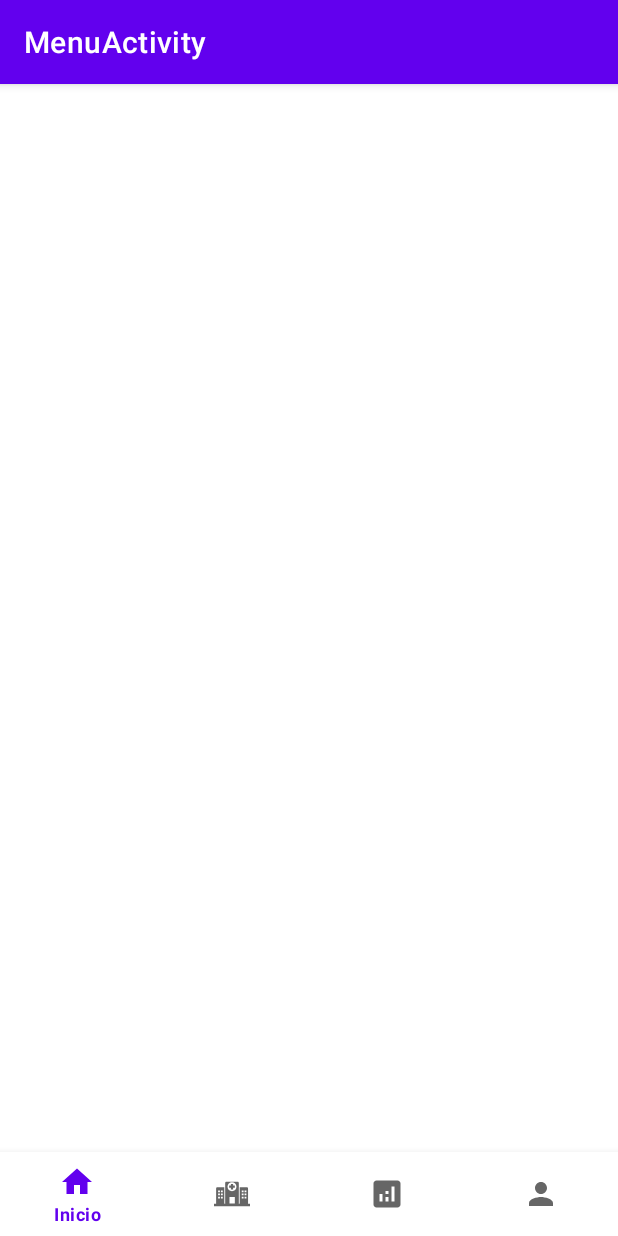
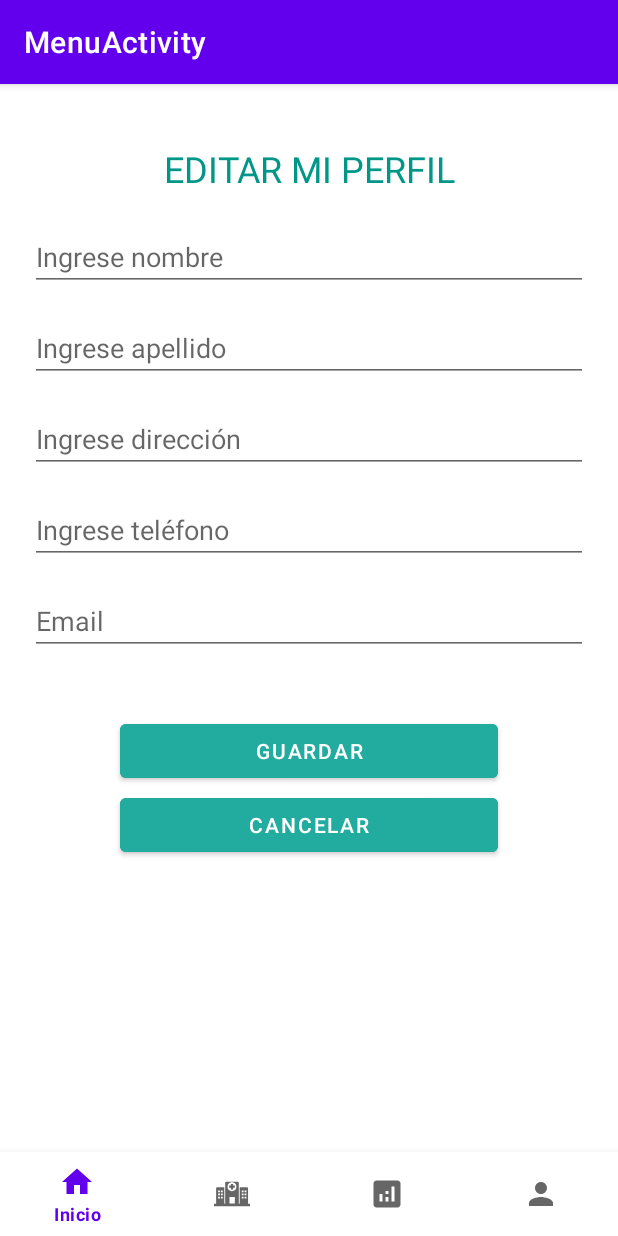
Before and after one commit to ValeriaCalderon123/HospitalityProjectIDNP, an Android app: the ProfileFragment screen opened through its navigation route, on a phone screen of 412 x 824 dp. Run offline under Robolectric (Android 15) with nearby library versions, the phone set to English and light mode, and no system bars; our stand-ins replace navigation-ui.

Commit message:
changes profile

```diff
--- /dev/null
+++ b/app/src/main/java/com/example/hospitalityproject/model/User.kt
@@ -0,0 +1,4 @@
+package com.example.hospitalityproject.model
+
+class User {
+}
--- a/app/src/main/res/layout/activity_register.xml
+++ b/app/src/main/res/layout/activity_register.xml
@@ -15,7 +15,7 @@
             android:id="@+id/textTitleRegister"
             android:layout_width="match_parent"
             android:layout_height="wrap_content"
-            android:layout_marginTop="40dp"
+            android:layout_marginTop="20dp"
             android:ems="10"
             android:hint="Ingrese nombre"
             android:inputType="textPersonName"
@@ -31,7 +31,7 @@
             android:layout_height="wrap_content"
             android:ems="10"
             android:hint="Ingrese nombre"
-            android:layout_marginTop="40dp"
+            android:layout_marginTop="20dp"
             android:inputType="textPersonName" />
         <EditText
             android:id="@+id/textLastNameRegister"
@@ -89,7 +89,7 @@
             android:id="@+id/buttonCancel"
             android:layout_width="match_parent"
             android:layout_height="wrap_content"
-            android:layout_marginTop="10dp"
+            android:layout_marginTop="1dp"
             android:layout_marginRight="60dp"
             android:layout_marginLeft="60dp"
             android:backgroundTint="@color/main_theme"
--- a/app/src/main/res/layout/fragment_profile.xml
+++ b/app/src/main/res/layout/fragment_profile.xml
@@ -5,18 +5,85 @@
     android:layout_width="match_parent"
     android:layout_height="match_parent"
     tools:context=".views.ui.profile.ProfileFragment">
+    <LinearLayout
+        android:layout_width="match_parent"
+        android:layout_height="match_parent"
+        android:layout_margin="20dp"
+        android:orientation="vertical">
 
-    <TextView
-        android:id="@+id/text_dashboard"
-        android:layout_width="match_parent"
-        android:layout_height="wrap_content"
-        android:layout_marginStart="8dp"
-        android:layout_marginTop="8dp"
-        android:layout_marginEnd="8dp"
-        android:textAlignment="center"
-        android:textSize="20sp"
-        app:layout_constraintBottom_toBottomOf="parent"
-        app:layout_constraintEnd_toEndOf="parent"
-        app:layout_constraintStart_toStartOf="parent"
-        app:layout_constraintTop_toTopOf="parent" />
+        <TextView
+            android:id="@+id/textTitleRegister"
+            android:layout_width="match_parent"
+            android:layout_height="wrap_content"
+            android:layout_marginTop="20dp"
+            android:ems="10"
+            android:inputType="textPersonName"
+            android:text="EDITAR MI PERFIL"
+            android:layout_marginRight="60dp"
+            android:layout_marginLeft="60dp"
+            android:textAlignment="center"
+            android:textColor="#009688"
+            android:textSize="24sp" />
+        <EditText
+            android:id="@+id/textFirstNameRegister"
+            android:layout_width="match_parent"
+            android:layout_height="wrap_content"
+            android:ems="10"
+            android:hint="Ingrese nombre"
+            android:layout_marginTop="20dp"
+            android:inputType="textPersonName" />
+        <EditText
+            android:id="@+id/textLastNameRegister"
+            android:layout_width="match_parent"
+            android:layout_height="wrap_content"
+            android:ems="10"
+            android:hint="Ingrese apellido"
+            android:layout_marginTop="15dp"
+            android:inputType="textPersonName" />
+        <EditText
+            android:id="@+id/textAddressRegister"
+            android:layout_width="match_parent"
+            android:layout_height="wrap_content"
+            android:ems="10"
+            android:hint="Ingrese dirección"
+            android:layout_marginTop="15dp"
+            android:inputType="textPersonName" />
+        <EditText
+            android:id="@+id/textPhoneRegister"
+            android:layout_width="match_parent"
+            android:layout_height="wrap_content"
+            android:ems="10"
+            android:hint="Ingrese teléfono"
+            android:layout_marginTop="15dp"
+            android:inputType="textPersonName" />
+        <EditText
+            android:id="@+id/textEmailRegister"
+            android:layout_width="match_parent"
+            android:layout_height="wrap_content"
+            android:ems="10"
+            android:hint="Email"
+            android:layout_marginTop="15dp"
+            android:inputType="textPersonName" />
+
+
+        <Button
+            android:id="@+id/buttonRegister"
+            android:layout_width="match_parent"
+            android:layout_height="wrap_content"
+            android:layout_marginTop="40dp"
+            android:layout_marginRight="60dp"
+            android:layout_marginLeft="60dp"
+            android:backgroundTint="@color/main_theme"
+            android:text="GUARDAR" />
+
+        <Button
+            android:id="@+id/buttonCancel"
+            android:layout_width="match_parent"
+            android:layout_height="wrap_content"
+            android:layout_marginTop="1dp"
+            android:layout_marginRight="60dp"
+            android:layout_marginLeft="60dp"
+            android:backgroundTint="@color/main_theme"
+            android:text="CANCELAR" />
+    </LinearLayout>
 </androidx.constraintlayout.widget.ConstraintLayout>
```
